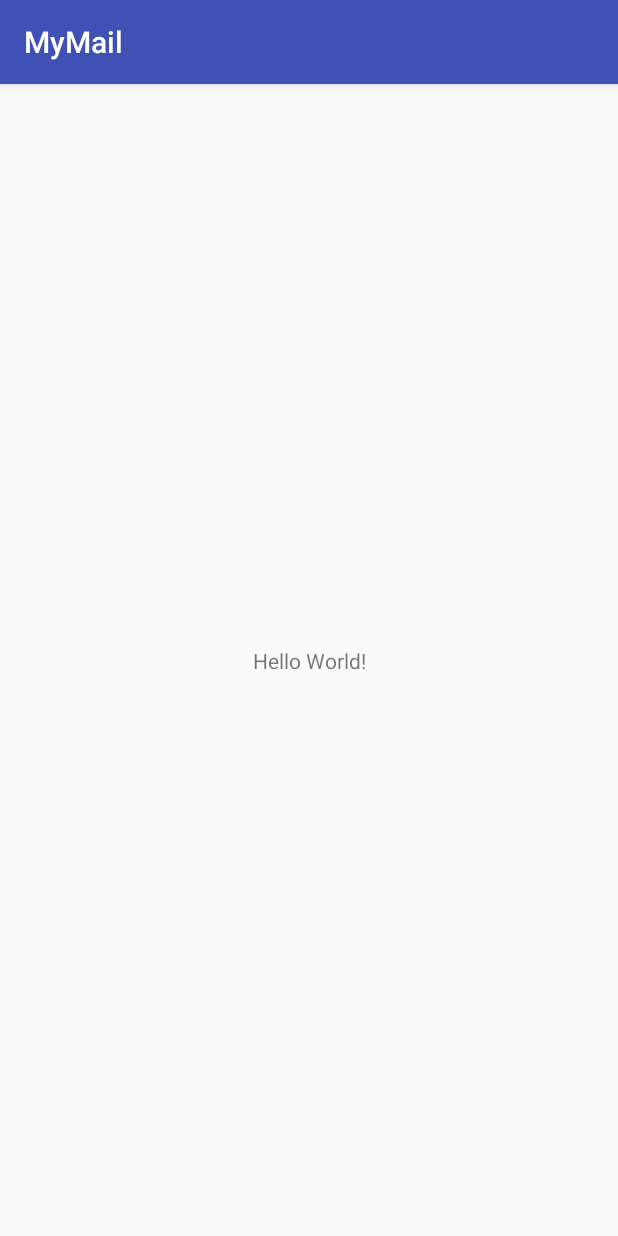
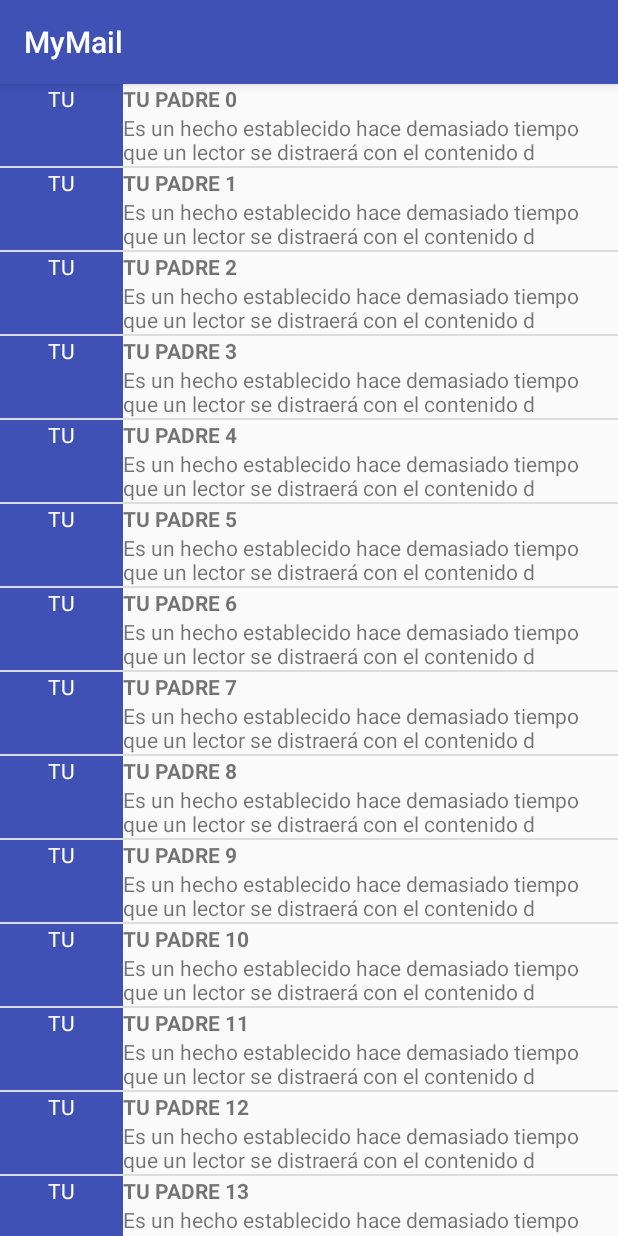
Before and after one commit to pablo384/MyMail-DynamicFragments, an Android app: the screen it shows after launch (MainActivity), on a phone screen of 412 x 824 dp. Run offline under Robolectric (Android 15) with nearby library versions, the phone set to English and light mode, and no system bars.

Commit message:
ListView en Fragmento con Onclic Listener

```diff
--- a/app/build.gradle
+++ b/app/build.gradle
@@ -25,9 +25,10 @@ android {
 
 dependencies {
     implementation fileTree(dir: 'libs', include: ['*.jar'])
-    implementation"org.jetbrains.kotlin:kotlin-stdlib-jre7:$kotlin_version"
+    implementation "org.jetbrains.kotlin:kotlin-stdlib-jre7:$kotlin_version"
     implementation 'com.android.support:appcompat-v7:26.0.1'
     implementation 'com.android.support.constraint:constraint-layout:1.0.2'
+    implementation 'com.android.support:support-v4:26.0.1'
     testImplementation 'junit:junit:4.12'
     androidTestImplementation 'com.android.support.test:runner:1.0.0'
     androidTestImplementation 'com.android.support.test.espresso:espresso-core:3.0.0'
--- a/app/src/main/AndroidManifest.xml
+++ b/app/src/main/AndroidManifest.xml
@@ -9,7 +9,7 @@
         android:roundIcon="@mipmap/ic_launcher_round"
         android:supportsRtl="true"
         android:theme="@style/AppTheme">
-        <activity android:name=".MainActivity">
+        <activity android:name=".Activities.MainActivity">
             <intent-filter>
                 <action android:name="android.intent.action.MAIN" />
 
--- /dev/null
+++ b/app/src/main/java/com/pablo384/mymail/Activities/MainActivity.kt
@@ -0,0 +1,19 @@
+package com.pablo384.mymail.Activities
+
+import android.net.Uri
+import android.support.v7.app.AppCompatActivity
+import android.os.Bundle
+import android.util.Log
+import com.pablo384.mymail.Fragments.HomeFragment
+import com.pablo384.mymail.R
+
+class MainActivity : AppCompatActivity(), HomeFragment.OnFragmentInteractionListener {
+    override fun onFragmentInteraction(uri: Uri) {
+        Log.d("hola", "hola")
+    }
+
+    override fun onCreate(savedInstanceState: Bundle?) {
+        super.onCreate(savedInstanceState)
+        setContentView(R.layout.activity_main)
+    }
+}
--- /dev/null
+++ b/app/src/main/java/com/pablo384/mymail/Adapter/AdapterMail.kt
@@ -0,0 +1,56 @@
+package com.pablo384.mymail.Adapter
+
+import android.content.Context
+import android.view.LayoutInflater
+import android.view.View
+import android.view.ViewGroup
+import android.widget.BaseAdapter
+import android.widget.TextView
+import com.pablo384.mymail.Models.Mail
+import com.pablo384.mymail.R
+import com.pablo384.mymail.R.layout.listitem_mail
+
+/**
+ * Created by pablo384 on 25/08/17.
+ */
+class AdapterMail(context:Context, array: ArrayList<Mail>):BaseAdapter() {
+    private var sList:ArrayList<Mail>
+    private val mInflator: LayoutInflater
+    init {
+        this.mInflator = LayoutInflater.from(context)
+        this.sList = array
+    }
+
+
+    override fun getItem(position: Int): Any =sList[position]
+
+    override fun getItemId(position: Int): Long =position.toLong()
+
+    override fun getCount(): Int=sList.size
+
+    override fun getView(position: Int, convertView: View?, parent: ViewGroup): View {
+
+        val view: View?
+        val vh: ListRowHolder
+        if (convertView == null) {
+            view = this.mInflator.inflate(R.layout.listitem_mail, parent, false)
+            vh = ListRowHolder(view)
+            view!!.tag = vh
+        } else {
+            view = convertView
+            vh = view.tag as ListRowHolder
+        }
+
+        vh.init.text = sList[position].from.substring(0..1)
+        vh.title.text = sList[position].from
+        vh.body.text = sList[position].body.substring(0..90)
+        return view
+    }
+
+    private class ListRowHolder(row:View?){
+        val init:TextView= row?.findViewById(R.id.textViewInit)!!
+        val title:TextView= row?.findViewById(R.id.textViewTitle)!!
+        val body:TextView= row?.findViewById(R.id.textViewBody)!!
+
+    }
+}
--- /dev/null
+++ b/app/src/main/java/com/pablo384/mymail/Fragments/HomeFragment.kt
@@ -0,0 +1,92 @@
+package com.pablo384.mymail.Fragments
+
+import android.content.Context
+import android.net.Uri
+import android.os.Bundle
+import android.support.v4.app.Fragment
+import android.util.Log
+import android.view.LayoutInflater
+import android.view.View
+import android.view.ViewGroup
+import android.widget.AdapterView
+import android.widget.SimpleCursorAdapter
+
+import com.pablo384.mymail.R
+import android.widget.ArrayAdapter
+import com.pablo384.mymail.Activities.MainActivity
+import com.pablo384.mymail.Adapter.AdapterMail
+import com.pablo384.mymail.Models.Mail
+import kotlinx.android.synthetic.main.fragment_home.view.*
+
+
+/**
+ * A simple [Fragment] subclass.
+ * Activities that contain this fragment must implement the
+ * [HomeFragment.OnFragmentInteractionListener] interface
+ * to handle interaction events.
+ */
+class HomeFragment : Fragment() {
+
+    private var mListener: OnFragmentInteractionListener? = null
+
+
+    override fun onCreateView(inflater: LayoutInflater?, container: ViewGroup?,
+                              savedInstanceState: Bundle?): View? {
+        val view = inflater!!.inflate(R.layout.fragment_home, container, false)
+        val listaMail = arrayListOf<Mail>()
+        var a=0
+        while (a<30){
+            listaMail.add(Mail("DInero ","TU PADRE $a","Es un hecho establecido hace demasiado tiempo que un lector se distraerá con el contenido del texto de un sitio mientras que mira su diseño. El punto de usar Lorem Ipsum es que tiene una distribución más o menos normal de las letras, al contrario de usar textos como por ejemplo \"Contenido aquí, contenido aquí\". Estos textos hacen parecerlo un español que se puede leer. Muchos paquetes de autoedición y editores de páginas web usan el Lorem Ipsum como su texto por defecto, y al hacer una búsqueda de \"Lorem Ipsum\" va a dar por resultado muchos sitios web que usan este texto si se encuentran en estado de desarrollo. Muchas versiones han evolucionado a través de los años, algunas veces por accidente, otras veces a propósito (por ejemplo insertándole humor y cosas por el estilo)."))
+            a++
+        }
+
+        with(view){
+            listViewHome.adapter = AdapterMail(context,listaMail)
+            listViewHome.onItemClickListener = AdapterView.OnItemClickListener { adapterView: AdapterView<*>, view: View, position: Int, id: Long ->
+                Log.d("TAG","posicion $position")}
+        }
+
+        // Inflate the layout for this fragment
+        return view
+    }
+
+    // TODO: Rename method, update argument and hook method into UI event
+    fun onButtonPressed(uri: Uri) {
+        if (mListener != null) {
+            mListener!!.onFragmentInteraction(uri)
+        }
+    }
+
+    override fun onAttach(context: Context?) {
+        super.onAttach(context)
+        try{
+            mListener = context as OnFragmentInteractionListener
+        }catch (e:Exception){
+            e.printStackTrace()
+        }
+        if (context is OnFragmentInteractionListener) {
+            mListener = context
+        } else {
+            throw RuntimeException(context!!.toString() + " must implement OnFragmentInteractionListener")
+        }
+    }
+
+    override fun onDetach() {
+        super.onDetach()
+        mListener = null
+    }
+
+    /**
+     * This interface must be implemented by activities that contain this
+     * fragment to allow an interaction in this fragment to be communicated
+     * to the activity and potentially other fragments contained in that
+     * activity.
+     *
+     *
+     * See the Android Training lesson [Communicating with Other Fragments](http://developer.android.com/training/basics/fragments/communicating.html) for more information.
+     */
+    interface OnFragmentInteractionListener {
+        // TODO: Update argument type and name
+        fun onFragmentInteraction(uri: Uri)
+    }
+}// Required empty public constructor
--- a/app/src/main/java/com/pablo384/mymail/MainActivity.kt
+++ /dev/null
@@ -1,12 +0,0 @@
-package com.pablo384.mymail
-
-import android.support.v7.app.AppCompatActivity
-import android.os.Bundle
-
-class MainActivity : AppCompatActivity() {
-
-    override fun onCreate(savedInstanceState: Bundle?) {
-        super.onCreate(savedInstanceState)
-        setContentView(R.layout.activity_main)
-    }
-}
--- /dev/null
+++ b/app/src/main/java/com/pablo384/mymail/Models/Mail.kt
@@ -0,0 +1,6 @@
+package com.pablo384.mymail.Models
+
+/**
+ * Created by pablo384 on 25/08/17.
+ */
+data class Mail(val subject:String, val from:String, val body:String) {}
--- a/app/src/main/res/layout/activity_main.xml
+++ b/app/src/main/res/layout/activity_main.xml
@@ -1,18 +1,19 @@
 <?xml version="1.0" encoding="utf-8"?>
-<android.support.constraint.ConstraintLayout xmlns:android="http://schemas.android.com/apk/res/android"
+<LinearLayout xmlns:android="http://schemas.android.com/apk/res/android"
     xmlns:app="http://schemas.android.com/apk/res-auto"
     xmlns:tools="http://schemas.android.com/tools"
     android:layout_width="match_parent"
     android:layout_height="match_parent"
-    tools:context="com.pablo384.mymail.MainActivity">
+    android:orientation="vertical"
+    tools:context=".Activities.MainActivity">
 
-    <TextView
-        android:layout_width="wrap_content"
-        android:layout_height="wrap_content"
-        android:text="Hello World!"
-        app:layout_constraintBottom_toBottomOf="parent"
-        app:layout_constraintLeft_toLeftOf="parent"
-        app:layout_constraintRight_toRightOf="parent"
-        app:layout_constraintTop_toTopOf="parent" />
+    <fragment
+        android:id="@+id/fragmentHome"
+        android:name="com.pablo384.mymail.Fragments.HomeFragment"
+        android:layout_width="match_parent"
+        android:layout_height="0dp"
+        android:layout_weight="1"
+        tools:layout="@layout/fragment_home"
+        />
 
-</android.support.constraint.ConstraintLayout>
+</LinearLayout>
--- /dev/null
+++ b/app/src/main/res/layout/fragment_home.xml
@@ -0,0 +1,12 @@
+<FrameLayout xmlns:android="http://schemas.android.com/apk/res/android"
+    xmlns:tools="http://schemas.android.com/tools"
+    android:layout_width="match_parent"
+    android:layout_height="match_parent"
+    tools:context=".Fragments.HomeFragment">
+
+    <ListView
+        android:id="@+id/listViewHome"
+        android:layout_width="match_parent"
+        android:layout_height="match_parent"/>
+
+</FrameLayout>
--- /dev/null
+++ b/app/src/main/res/layout/listitem_mail.xml
@@ -0,0 +1,36 @@
+<?xml version="1.0" encoding="utf-8"?>
+<LinearLayout xmlns:android="http://schemas.android.com/apk/res/android"
+    android:layout_width="match_parent"
+    android:layout_height="wrap_content"
+    android:id="@+id/list_item"
+    android:orientation="horizontal">
+    <TextView
+        android:id="@+id/textViewInit"
+        android:layout_width="0dp"
+        android:textAlignment="center"
+        android:text="P"
+        android:textColor="@android:color/white"
+        android:background="@color/colorPrimary"
+        android:layout_height="match_parent"
+        android:layout_weight="2"/>
+    <LinearLayout
+        android:layout_width="0dp"
+        android:layout_weight="8"
+        android:orientation="vertical"
+        android:layout_height="match_parent">
+
+        <TextView
+            android:id="@+id/textViewTitle"
+            android:layout_width="match_parent"
+            android:layout_height="wrap_content"
+            android:text="Title"
+            android:textAlignment="textStart"
+            android:textStyle="bold" />
+        <TextView
+            android:text=" fulano sdfs asdfsdf dsf sdafsda f saf dsa fsd fds "
+            android:id="@+id/textViewBody"
+            android:layout_width="match_parent"
+            android:layout_height="wrap_content" />
+    </LinearLayout>
+
+</LinearLayout>
--- a/app/src/main/res/values/strings.xml
+++ b/app/src/main/res/values/strings.xml
@@ -1,3 +1,6 @@
 <resources>
     <string name="app_name">MyMail</string>
+
+    <!-- TODO: Remove or change this placeholder text -->
+    <string name="hello_blank_fragment">Hello blank fragment</string>
 </resources>
```
